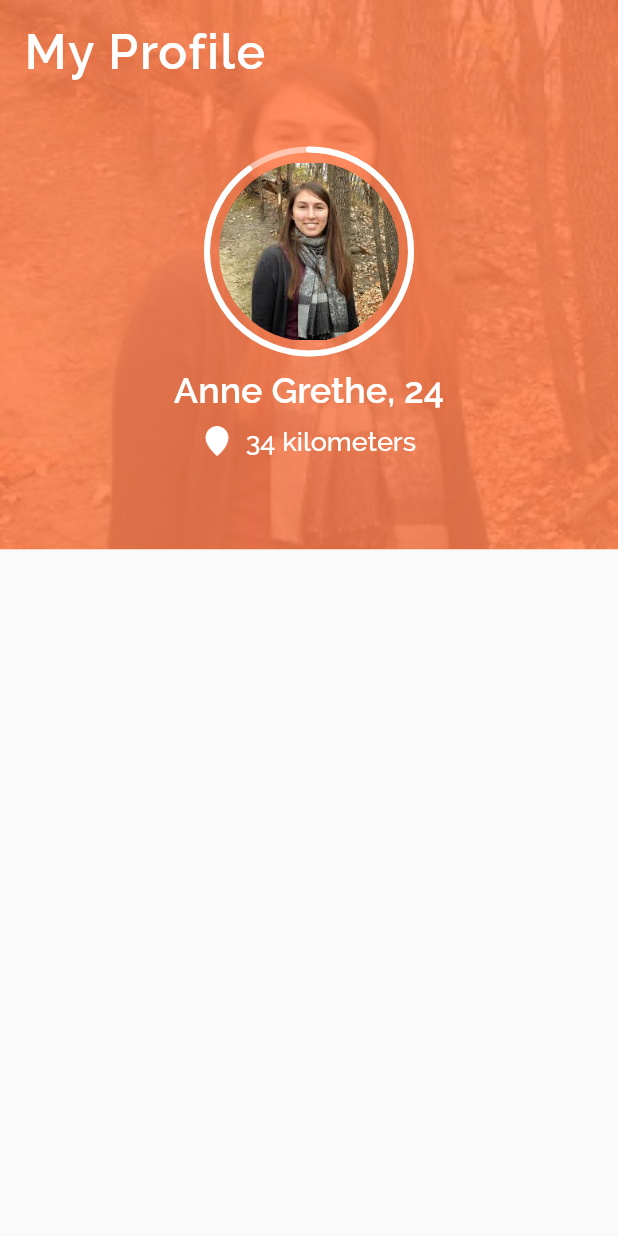
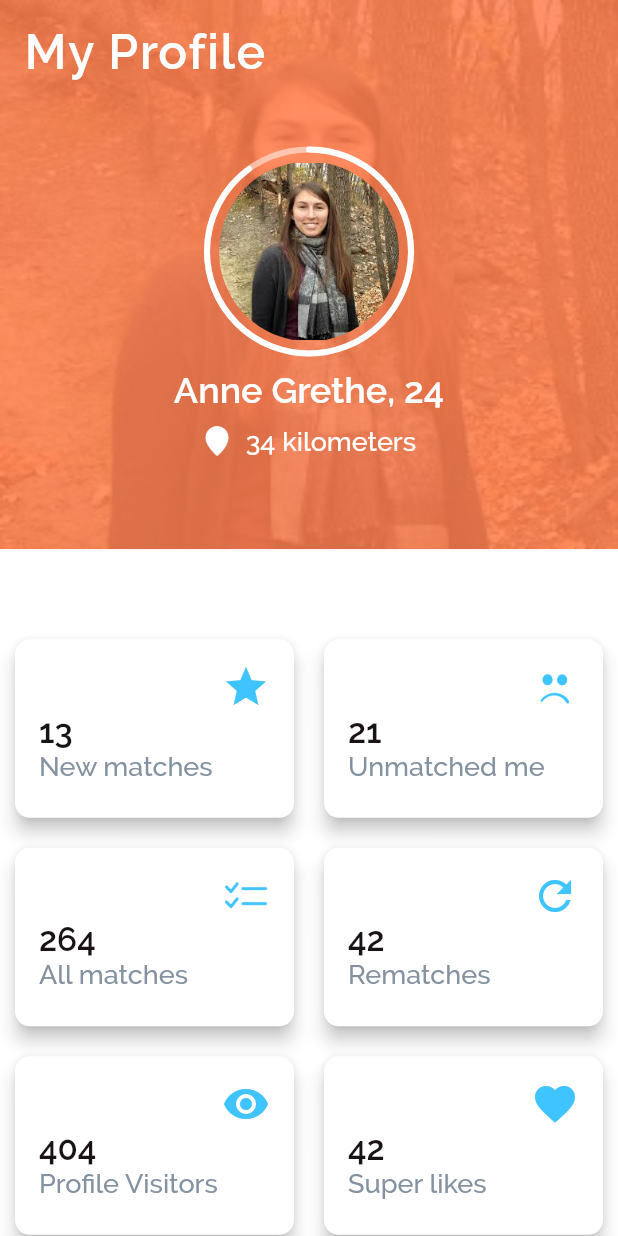
Before and after one commit to sameerkhan24/DatingAppProfileUI, a Flutter app: the screen it shows after launch, on a phone screen of 412 x 824 dp. Run offline on Flutter 3.47's test engine with Material 2 defaults, Android fonts, the phone set to English and light mode, and no system bars.

Commit message:
Added Profile Info Big Cards

```diff
--- /dev/null
+++ b/lib/commons/profileinfobigcard.dart
@@ -0,0 +1,36 @@
+import 'package:dating_app/styleguide/text_style.dart';
+import 'package:flutter/material.dart';
+
+class ProfileInfoBigCard extends StatelessWidget {
+  final String firstText, secondText;
+  final Widget icon;
+  const ProfileInfoBigCard({ Key key, this.firstText, this.secondText, this.icon }) : super(key: key);
+
+  @override
+  Widget build(BuildContext context) {
+    return Card(
+      margin: EdgeInsets.symmetric(horizontal: 10,vertical: 10),
+      elevation: 5,
+      shape: RoundedRectangleBorder(borderRadius: BorderRadius.circular(10.0)),
+      child: Padding(
+        padding: const EdgeInsets.only(
+          left: 16.0,
+          top: 16,
+          bottom: 24,
+          right: 16,
+        ),
+        child: Column(
+          crossAxisAlignment: CrossAxisAlignment.start,
+          children: <Widget>[
+            Align(
+              alignment: Alignment.topRight,
+              child: icon,
+            ),
+            Text(firstText, style: titleStyle),
+            Text(secondText, style: subTitleStyle),
+          ],
+        ),
+      ),
+    );
+  }
+}
--- a/lib/pages/profilepage.dart
+++ b/lib/pages/profilepage.dart
@@ -1,5 +1,8 @@
 import 'package:dating_app/commons/myinfo.dart';
 import 'package:dating_app/commons/opaqueimage.dart';
+import 'package:dating_app/commons/profileinfobigcard.dart';
+import 'package:dating_app/pages/superlikesmepage.dart';
+import 'package:dating_app/styleguide/colors.dart';
 import 'package:dating_app/styleguide/text_style.dart';
 import 'package:flutter/material.dart';
 
@@ -44,7 +47,87 @@ class ProfilePage extends StatelessWidget {
               Expanded(
                 flex: 5,
                 child: Container(
-
+                  padding: const EdgeInsets.only(top: 50),
+                  color: Colors.white,
+                  child: Table(
+                    children: [
+                      TableRow(
+                        children: [
+                          ProfileInfoBigCard(
+                            firstText: "13",
+                            secondText: "New matches",
+                            icon: Icon(
+                              Icons.star,
+                              size: 32,
+                              color: blueColor,
+                            ),
+                          ),
+                          ProfileInfoBigCard(
+                            firstText: "21",
+                            secondText: "Unmatched me",
+                            icon: Image.asset(
+                              "assets/icons/sad_smiley.png",
+                              width: 32,
+                              color: blueColor,
+                            ),
+                          ),
+                        ],
+                      ),
+                      TableRow(
+                        children: [
+                          ProfileInfoBigCard(
+                            firstText: "264",
+                            secondText: "All matches",
+                            icon: Image.asset(
+                              "assets/icons/checklist.png",
+                              width: 32,
+                              color: blueColor,
+                            ),
+                          ),
+                          ProfileInfoBigCard(
+                            firstText: "42",
+                            secondText: "Rematches",
+                            icon: Icon(
+                              Icons.refresh,
+                              size: 32,
+                              color: blueColor,
+                            ),
+                          ),
+                        ]
+                      ),
+                      TableRow(
+                        children: [
+                          ProfileInfoBigCard(
+                            firstText: "404",
+                            secondText: "Profile Visitors",
+                            icon: Icon(
+                              Icons.remove_red_eye,
+                              size: 32,
+                              color: blueColor,
+                            ),
+                          ),
+                          GestureDetector(
+                            onTap: () {
+                              Navigator.of(context).push(
+                                MaterialPageRoute(
+                                  builder: (context) => SuperLikesMePage(),
+                                ),
+                              );
+                            },
+                            child: ProfileInfoBigCard(
+                              firstText: "42",
+                              secondText: "Super likes",
+                              icon: Icon(
+                                Icons.favorite,
+                                size: 32,
+                                color: blueColor,
+                              ),
+                            ),
+                          ),
+                        ],
+                      ),
+                    ],
+                  ),
                 ),
               ),
             ],
--- /dev/null
+++ b/lib/pages/superlikesmepage.dart
@@ -0,0 +1,12 @@
+import 'package:flutter/material.dart';
+
+class SuperLikesMePage extends StatelessWidget {
+  const SuperLikesMePage({ Key key }) : super(key: key);
+
+  @override
+  Widget build(BuildContext context) {
+    return Container(
+
+    );
+  }
+}
```
